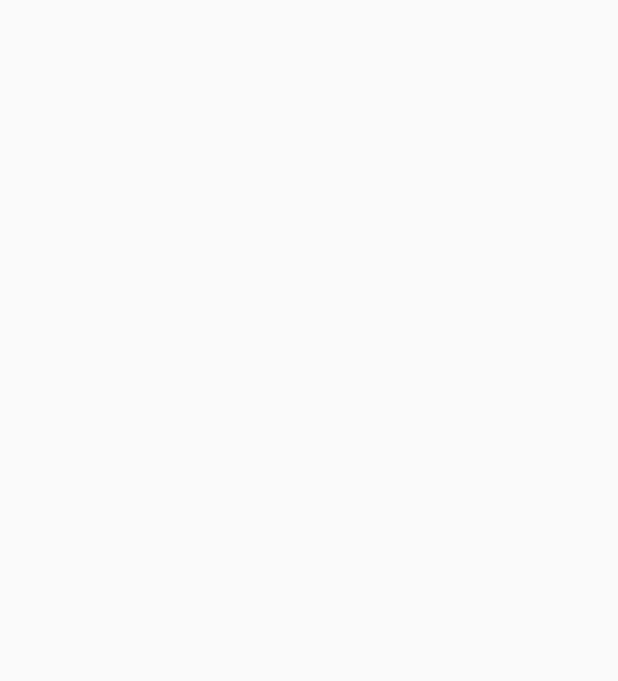
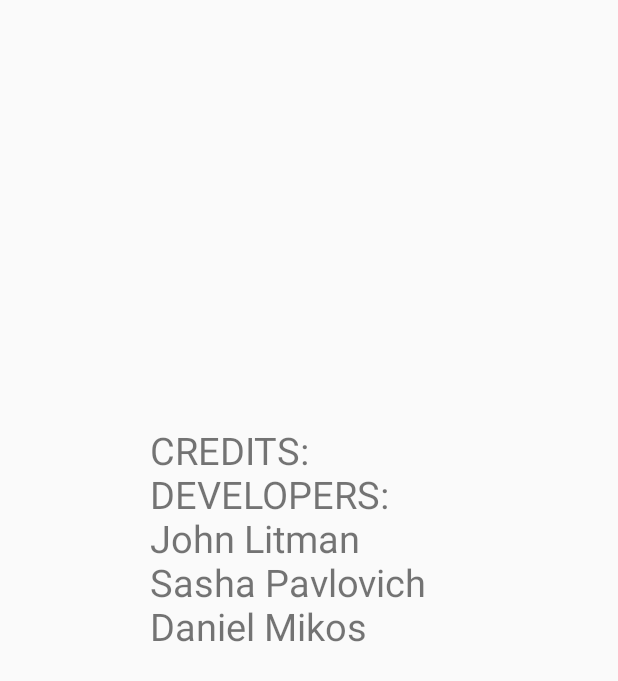
Before and after one commit to JLitman70/SimonSays, an Android app: the CreditsActivity screen opened directly, with no data from a screen before it, on a phone screen of 412 x 824 dp. Before the commit the part shown is empty. Shown: the top 681 px of the screen. Run offline under Robolectric (Android 15) with nearby library versions, the phone set to English and light mode, and no system bars.

Commit message:
added developer info to the credits page.

```diff
--- a/app/src/main/java/com/example/john/simonsays/CreditsActivity.java
+++ b/app/src/main/java/com/example/john/simonsays/CreditsActivity.java
@@ -2,6 +2,7 @@ package com.example.john.simonsays;
 
 import android.app.Activity;
 import android.os.Bundle;
+import android.widget.TextView;
 
 public class CreditsActivity extends Activity {
 
@@ -9,5 +10,8 @@ public class CreditsActivity extends Activity {
     protected void onCreate(Bundle savedInstanceState) {
         super.onCreate(savedInstanceState);
         setContentView(R.layout.activity_credits);
+
+
+
     }
 }
--- a/app/src/main/res/layout/activity_credits.xml
+++ b/app/src/main/res/layout/activity_credits.xml
@@ -6,4 +6,20 @@
     android:layout_height="match_parent"
     tools:context="com.example.john.simonsays.CreditsActivity">
 
+    <TextView
+        android:id="@+id/textView"
+        android:layout_width="213dp"
+        android:layout_height="256dp"
+        android:layout_marginBottom="8dp"
+        android:layout_marginEnd="8dp"
+        android:layout_marginStart="8dp"
+        android:layout_marginTop="8dp"
+        android:text="CREDITS: \nDEVELOPERS: \nJohn Litman \nSasha Pavlovich \nDaniel Mikos\n"
+        android:textSize="25sp"
+        app:layout_constraintBottom_toBottomOf="parent"
+        app:layout_constraintEnd_toEndOf="parent"
+        app:layout_constraintHorizontal_bias="0.503"
+        app:layout_constraintStart_toStartOf="parent"
+        app:layout_constraintTop_toTopOf="parent"
+        app:layout_constraintVertical_bias="0.497" />
 </android.support.constraint.ConstraintLayout>
```
